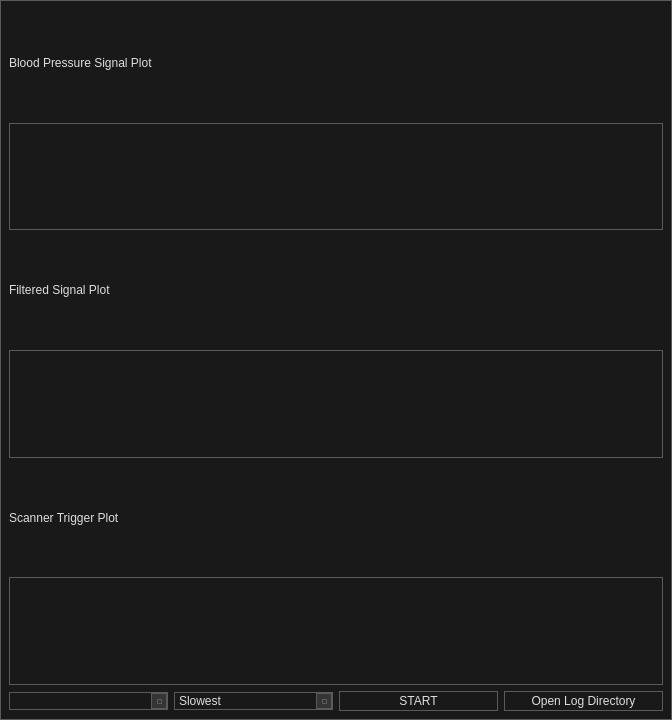
The window that monitoring_tool/ui_trigger.ui (JoshBradshaw/Arterial-BP-MRI-Triggering-Unit) describes before a commit, drawn with Qt 5.
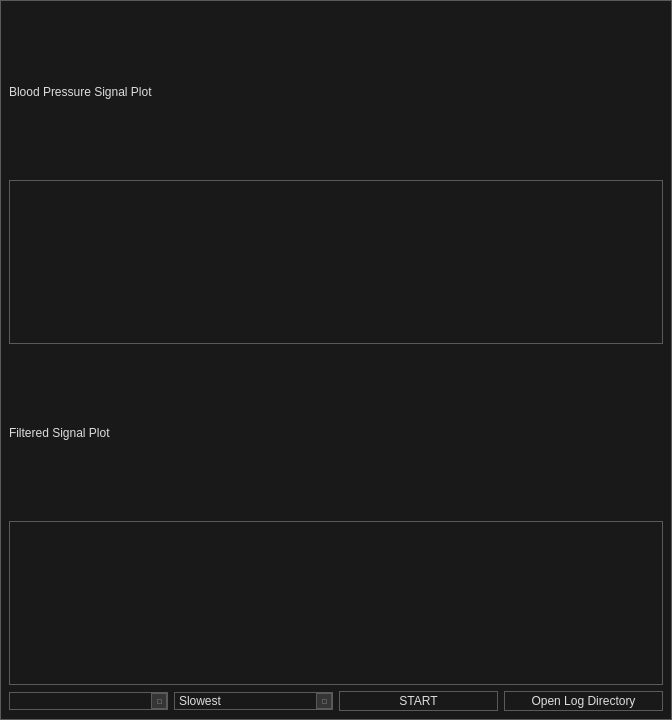
The same window after the commit. Custom widgets are drawn as their Qt base class.

```diff
--- a/monitoring_tool/ui_trigger.ui
+++ b/monitoring_tool/ui_trigger.ui
@@ -337,26 +337,9 @@
      </widget>
     </item>
     <item row="4" column="0">
-     <widget class="QLabel" name="label_2">
-      <property name="text">
-       <string>Scanner Trigger Plot</string>
-      </property>
-     </widget>
-    </item>
-    <item row="5" column="0" colspan="4">
-     <widget class="QwtPlot" name="triggerPlot">
-      <property name="maximumSize">
-       <size>
-        <width>16777215</width>
-        <height>150</height>
-       </size>
-      </property>
-     </widget>
-    </item>
-    <item row="6" column="0">
      <widget class="QComboBox" name="serialPortSelector"/>
     </item>
-    <item row="6" column="1">
+    <item row="4" column="1">
      <widget class="QComboBox" name="speedSelect">
       <item>
        <property name="text">
@@ -380,7 +363,7 @@
       </item>
      </widget>
     </item>
-    <item row="6" column="2">
+    <item row="4" column="2">
      <widget class="QPushButton" name="startBtn">
       <property name="toolTip">
        <string>&lt;html&gt;&lt;head/&gt;&lt;body&gt;&lt;p&gt;Start plotting the trigger and sensor data&lt;/p&gt;&lt;/body&gt;&lt;/html&gt;</string>
@@ -396,7 +379,7 @@
       </property>
      </widget>
     </item>
-    <item row="6" column="3">
+    <item row="4" column="3">
      <widget class="QPushButton" name="logDataButton">
       <property name="toolTip">
        <string>&lt;html&gt;&lt;head/&gt;&lt;body&gt;&lt;p&gt;If toggled on, log files will be created based on the triggering data.&lt;/p&gt;&lt;/body&gt;&lt;/html&gt;</string>
@@ -412,12 +395,12 @@
       </property>
      </widget>
     </item>
-    <item row="3" column="0" colspan="4">
-     <widget class="QwtPlot" name="ssfPlot"/>
-    </item>
     <item row="1" column="0" colspan="4">
      <widget class="QwtPlot" name="bpPlot"/>
     </item>
+    <item row="3" column="0" colspan="4">
+     <widget class="QwtPlot" name="ssfPlot"/>
+    </item>
    </layout>
   </widget>
  </widget>
```
